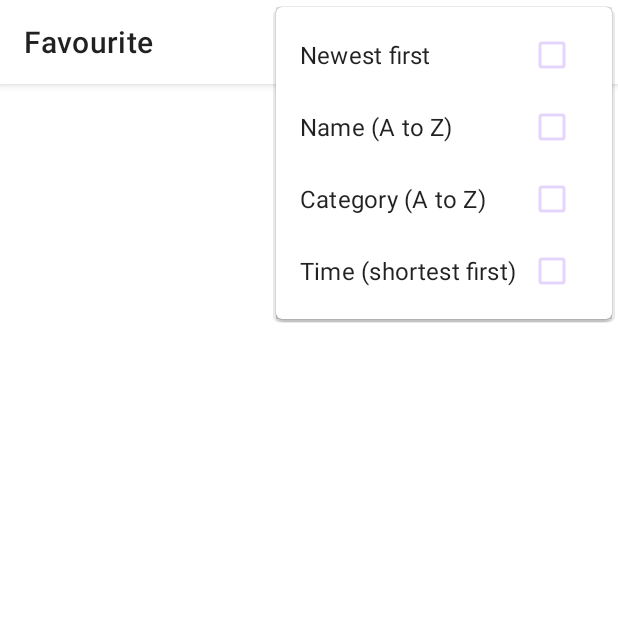
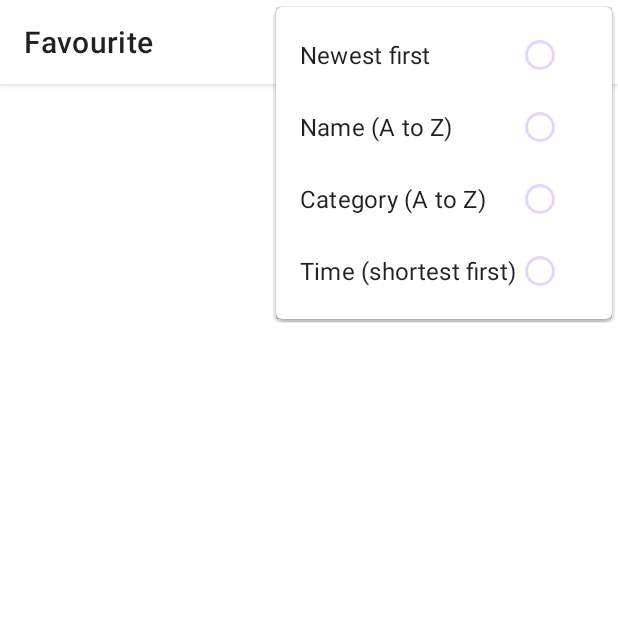
Before and after one commit to ersiver/Gymific, an Android app: the FavouriteFragment screen opened through its navigation route, with the options menu open, on a phone screen of 412 x 824 dp, the top half of it. Run offline under Robolectric (Android 15) with nearby library versions, the phone set to English and light mode, and no system bars; our stand-ins replace Dagger/Hilt's generated code, Timber, data binding, navigation-ui; libraries missing offline, so code that uses them is left out: androidx.hilt, androidx.hilt.lifecycle, androidx.test.espresso; 4 statements that could not run were skipped.

Commit message:
added radioButtons to menu

```diff
--- a/app/src/main/res/menu/menu_sort.xml
+++ b/app/src/main/res/menu/menu_sort.xml
@@ -1,32 +1,29 @@
 <?xml version="1.0" encoding="utf-8"?>
 <menu xmlns:android="http://schemas.android.com/apk/res/android"
     xmlns:app="http://schemas.android.com/apk/res-auto">
-
+    <group android:checkableBehavior="single">
     <item
         android:id="@+id/sort_by_date"
         android:contentDescription="@string/title_sort_order"
         android:title="@string/title_sort_date"
-        android:checkable="true"
         app:showAsAction="never" />
 
     <item
         android:id="@+id/sort_by_name"
         android:contentDescription="@string/title_sort_order"
         android:title="@string/title_sort_name"
-        android:checkable="true"
         app:showAsAction="never" />
 
     <item
         android:id="@+id/sort_by_category"
         android:contentDescription="@string/title_sort_order"
         android:title="@string/title_sort_category"
-        android:checkable="true"
         app:showAsAction="never" />
 
     <item
         android:id="@+id/sort_by_time"
         android:contentDescription="@string/title_sort_order"
         android:title="@string/title_sort_training_time"
-        android:checkable="true"
         app:showAsAction="never" />
+    </group>
 </menu>
--- a/app/src/main/res/values/styles.xml
+++ b/app/src/main/res/values/styles.xml
@@ -30,12 +30,11 @@
         <item name="android:indeterminateOnly">false</item>
     </style>
 
-
-    <!-- CheckBox -->
-    <style name="Widget.Gymific.CheckBox" parent="Widget.MaterialComponents.CompoundButton.CheckBox">
-        <item name="materialThemeOverlay">@style/ThemeOverlay.App.CheckBox</item>
+    <!-- RadioButtons -->
+    <style name="Widget.Gymific.RadioButton" parent="Widget.MaterialComponents.CompoundButton.RadioButton">
+        <item name="materialThemeOverlay">@style/ThemeOverlay.App.RadioButton</item>
     </style>
-    <style name="ThemeOverlay.App.CheckBox" parent="">
+    <style name="ThemeOverlay.App.RadioButton" parent="">
         <item name="colorOnSurface">@color/colorPrimaryLight</item>
         <item name="colorAccent">@color/colorPrimary</item>
     </style>
@@ -44,5 +43,4 @@
     <style name="Widget.Gymific.ActionButton" parent="Widget.AppCompat.ActionButton.Overflow">
         <item name="android:src">@drawable/ic_sort</item>
     </style>
-
 </resources>
--- a/app/src/main/res/values/theme.xml
+++ b/app/src/main/res/values/theme.xml
@@ -17,9 +17,8 @@
         <item name="bottomNavigationStyle">@style/Widget.Gymific.BottomNavigationView</item>
         <item name="toolbarStyle">@style/Widget.Gymific.Toolbar</item>
         <item name="materialCardViewStyle">@style/Widget.Gymific.Cardview</item>
-        <item name="checkboxStyle">@style/Widget.Gymific.CheckBox</item>
+        <item name="radioButtonStyle">@style/Widget.Gymific.RadioButton</item>
         <item name="actionOverflowButtonStyle">@style/Widget.Gymific.ActionButton</item>
-
     </style>
 </resources>
 
```
Also changed, not shown: app/src/main/java/com/ersiver/gymific/ui/favourite/FavouriteFragment.kt (+7 -12 lines).
